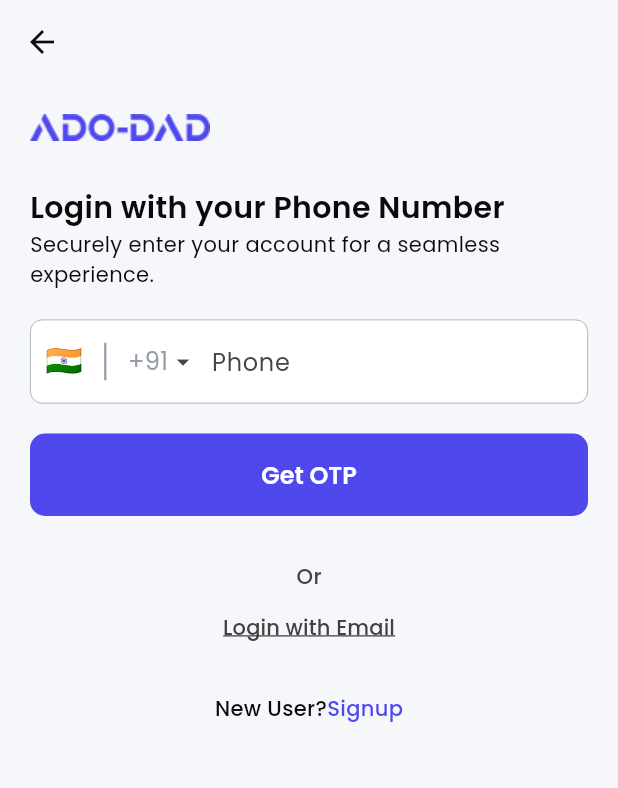
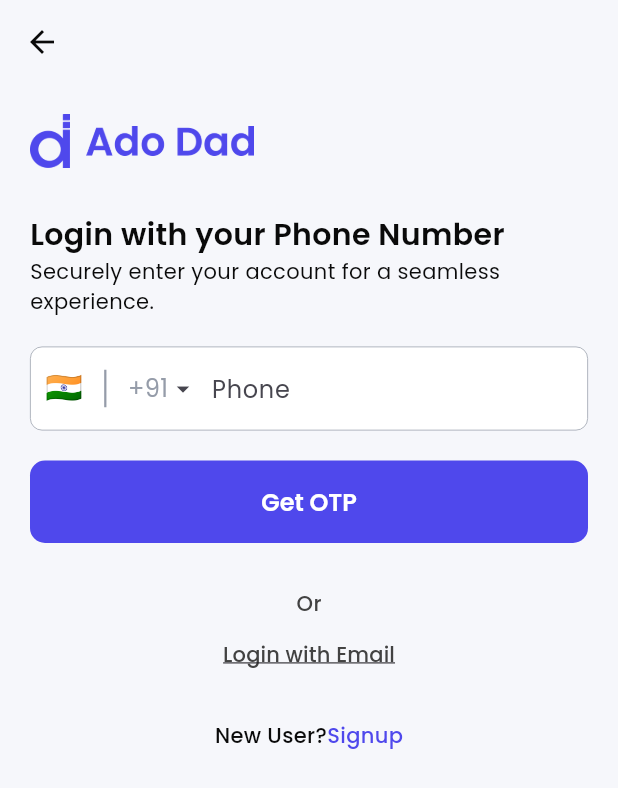
Before and after one commit to RahulSomaraj/ado_dad_mobile, a Flutter app: the LoginPage screen opened directly, after a tap on "Login", after a tap on "Login with OTP", on a phone screen of 412 x 824 dp. Shown: the top 788 px of the screen. Run offline on Flutter 3.47's test engine with Material 3 defaults, Android fonts, the phone set to English and light mode, and no system bars; our stand-ins replace bloc, carousel_slider, chewie, connectivity_plus, country_picker, dio and 21 more; missing offline and left inert: record; accounts and stored records are empty; generated files the repository leaves out were written again; network calls fail.

Commit message:
Use new "d" logo with Ado Dad wordmark; fix location picker dialog crash
- Add AdoDadLogo widget that renders assets/images/ado-d.png beside the
  "Ado Dad" wordmark, tintable for purple or white backgrounds
- Replace the old quarter-circle logo in the home header and the four
  secondary splash screens
- Replace the text-only "ADO-DAD" image on login, signup, OTP login and
  OTP verification pages with the same lockup
- Location picker: override the theme's full-width minimumSize on the
  Select button. Inside the dialog's button Row that minimum became an
  infinite width constraint, which failed layout and left the dialog
  rendering as an empty overlay

Co-Authored-By: Claude Fable 5.1 <noreply@anthropic.com>

```diff
--- /dev/null
+++ b/lib/common/widgets/ado_dad_logo.dart
@@ -0,0 +1,46 @@
+import 'package:flutter/material.dart';
+
+/// Ado Dad brand lockup: the "d" mark beside the "Ado Dad" wordmark.
+///
+/// Both source assets are white on transparent, so [color] is applied as a
+/// tint. Use white on the purple header and the primary colour on light
+/// backgrounds.
+class AdoDadLogo extends StatelessWidget {
+  const AdoDadLogo({
+    super.key,
+    required this.height,
+    this.color = Colors.white,
+  });
+
+  /// Height of the mark. The wordmark and the gap scale from it.
+  final double height;
+
+  /// Tint applied to both images.
+  final Color color;
+
+  static const String markAsset = 'assets/images/ado-d.png';
+  static const String wordmarkAsset = 'assets/images/adodad-v1.png';
+
+  @override
+  Widget build(BuildContext context) {
+    return Row(
+      mainAxisSize: MainAxisSize.min,
+      crossAxisAlignment: CrossAxisAlignment.center,
+      children: [
+        Image.asset(
+          markAsset,
+          height: height,
+          color: color,
+          fit: BoxFit.contain,
+        ),
+        SizedBox(width: height * 0.3),
+        Image.asset(
+          wordmarkAsset,
+          height: height * 0.55,
+          color: color,
+          fit: BoxFit.contain,
+        ),
+      ],
+    );
+  }
+}
--- a/lib/common/widgets/location_picker_widget.dart
+++ b/lib/common/widgets/location_picker_widget.dart
@@ -530,6 +530,11 @@ class _LocationPickerDialogState extends State<_LocationPickerDialog> {
                         ),
                         const SizedBox(width: 8),
                         ElevatedButton(
+                          // The app theme gives buttons an infinite minimum
+                          // width, which is invalid inside a Row. Override it.
+                          style: ElevatedButton.styleFrom(
+                            minimumSize: const Size(0, 50),
+                          ),
                           onPressed: _selectedAddress != null
                               ? () {
                                   Navigator.of(context).pop({
--- a/lib/features/home/ui/home_page.dart
+++ b/lib/features/home/ui/home_page.dart
@@ -1,4 +1,5 @@
 import 'package:ado_dad_user/common/app_colors.dart';
+import 'package:ado_dad_user/common/widgets/ado_dad_logo.dart';
 import 'package:ado_dad_user/common/widgets/app_network_image.dart';
 import 'package:ado_dad_user/common/widgets/rich_ad_card.dart';
 import 'package:ado_dad_user/common/widgets/skeleton.dart';
@@ -804,12 +805,9 @@ class _HomePageState extends State<HomePage> {
       child: Row(
         mainAxisAlignment: MainAxisAlignment.spaceBetween,
         children: [
-          Builder(
-            builder: (context) {
-              // White wordmark sized by height so it is clearly visible on the
-              // purple header (the old asset was only 108x16 and rendered tiny).
-              return Image.asset(
-                'assets/images/Ado-dad-white.png',
+          // White mark + wordmark sized by height so it is clearly visible on
+          // the purple header.
+          AdoDadLogo(
             height: GetResponsiveSize.getResponsiveSize(
               context,
               mobile: 28,
@@ -817,9 +815,6 @@ class _HomePageState extends State<HomePage> {
               largeTablet: 52,
               desktop: 56,
             ),
-                fit: BoxFit.contain,
-              );
-            },
           ),
           Expanded(
             child: FittedBox(
--- a/lib/features/login/ui/login_page.dart
+++ b/lib/features/login/ui/login_page.dart
@@ -1,4 +1,5 @@
 import 'package:ado_dad_user/common/app_colors.dart';
+import 'package:ado_dad_user/common/widgets/ado_dad_logo.dart';
 import 'package:ado_dad_user/common/app_textstyle.dart';
 import 'package:ado_dad_user/common/get_responsive_size.dart';
 import 'package:ado_dad_user/common/widgets/dialog_util.dart';
@@ -275,31 +276,16 @@ class _LoginPageState extends State<LoginPage> {
                 // Adodad logo with responsive sizing
                 Align(
                   alignment: Alignment.centerLeft,
-                  child: GetResponsiveSize.isTablet(context)
-                      ? SizedBox(
-                          height: GetResponsiveSize.getResponsiveSize(
-                            context,
-                            mobile: 0, // Not used since we check isTablet first
-                            tablet: 40,
-                            largeTablet: 80,
-                            desktop: 130,
-                          ),
-                          width: GetResponsiveSize.getResponsiveSize(
-                            context,
-                            mobile: 0, // Not used since we check isTablet first
-                            tablet: 200,
-                            largeTablet: 250,
-                            desktop: 300,
-                          ),
-                          child: Image.asset(
-                            'assets/images/Ado-dad.png',
-                            fit: BoxFit.contain,
-                          ),
-                        )
-                      : Image.asset(
-                          'assets/images/Ado-dad.png',
-                          fit: BoxFit.contain,
-                        ),
+                  child: AdoDadLogo(
+                    height: GetResponsiveSize.getResponsiveSize(
+                      context,
+                      mobile: 36,
+                      tablet: 48,
+                      largeTablet: 60,
+                      desktop: 72,
+                    ),
+                    color: AppColors.primaryColor,
+                  ),
                 ),
                 const SizedBox(height: 30),
                 Text(
--- a/lib/features/login/ui/login_widget.dart
+++ b/lib/features/login/ui/login_widget.dart
@@ -1,4 +1,5 @@
 import 'package:ado_dad_user/common/app_colors.dart';
+import 'package:ado_dad_user/common/widgets/ado_dad_logo.dart';
 import 'package:ado_dad_user/common/app_textstyle.dart';
 import 'package:country_picker/country_picker.dart';
 import 'package:flutter/material.dart';
@@ -55,7 +56,7 @@ class _LoginWidgetState extends State<LoginWidget> {
           child: Column(
             crossAxisAlignment: CrossAxisAlignment.start,
             children: [
-              Image.asset('assets/images/Ado-dad.png'),
+              const AdoDadLogo(height: 36, color: AppColors.primaryColor),
               const SizedBox(height: 30),
               Text(
                 'Login to your Account',
--- a/lib/features/login/ui/otp_login_page.dart
+++ b/lib/features/login/ui/otp_login_page.dart
@@ -1,6 +1,7 @@
 import 'dart:io' show Platform;
 import 'package:flutter/foundation.dart';
 import 'package:ado_dad_user/common/app_colors.dart';
+import 'package:ado_dad_user/common/widgets/ado_dad_logo.dart';
 import 'package:ado_dad_user/common/app_textstyle.dart';
 import 'package:ado_dad_user/common/get_responsive_size.dart';
 import 'package:ado_dad_user/common/widgets/common_decoration.dart';
@@ -172,31 +173,16 @@ class _OtpLoginPageState extends State<OtpLoginPage> {
                 // Adodad logo with responsive sizing
                 Align(
                   alignment: Alignment.centerLeft,
-                  child: GetResponsiveSize.isTablet(context)
-                      ? SizedBox(
-                          height: GetResponsiveSize.getResponsiveSize(
-                            context,
-                            mobile: 0, // Not used since we check isTablet first
-                            tablet: 40,
-                            largeTablet: 80,
-                            desktop: 100,
-                          ),
-                          width: GetResponsiveSize.getResponsiveSize(
-                            context,
-                            mobile: 0, // Not used since we check isTablet first
-                            tablet: 200,
-                            largeTablet: 250,
-                            desktop: 300,
-                          ),
-                          child: Image.asset(
-                            'assets/images/Ado-dad.png',
-                            fit: BoxFit.contain,
-                          ),
-                        )
-                      : Image.asset(
-                          'assets/images/Ado-dad.png',
-                          fit: BoxFit.contain,
-                        ),
+                  child: AdoDadLogo(
+                    height: GetResponsiveSize.getResponsiveSize(
+                      context,
+                      mobile: 36,
+                      tablet: 48,
+                      largeTablet: 60,
+                      desktop: 72,
+                    ),
+                    color: AppColors.primaryColor,
+                  ),
                 ),
                 const SizedBox(height: 30),
                 Text(
```
Also changed, not shown: lib/features/login/ui/otp_verification_page.dart (+11 -25 lines), lib/features/signup/ui/signup_page.dart (+11 -27 lines), lib/features/splash/splash_screen1.dart (+23 -29 lines). Lines whose indentation alone changed are shown as unchanged.
